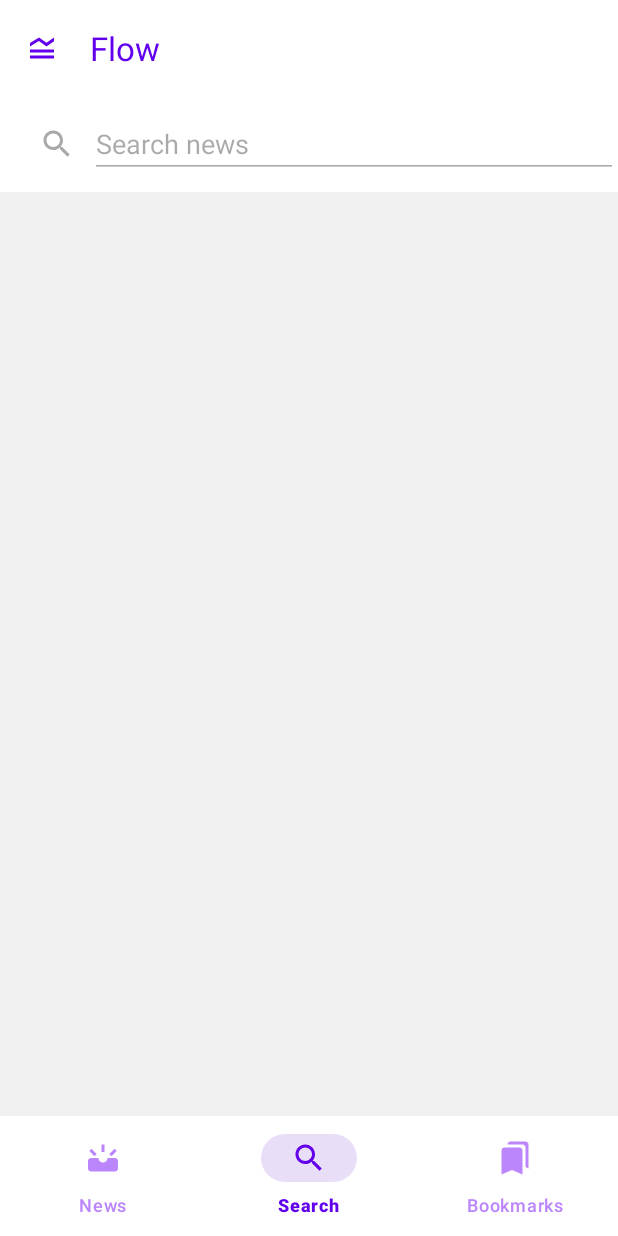
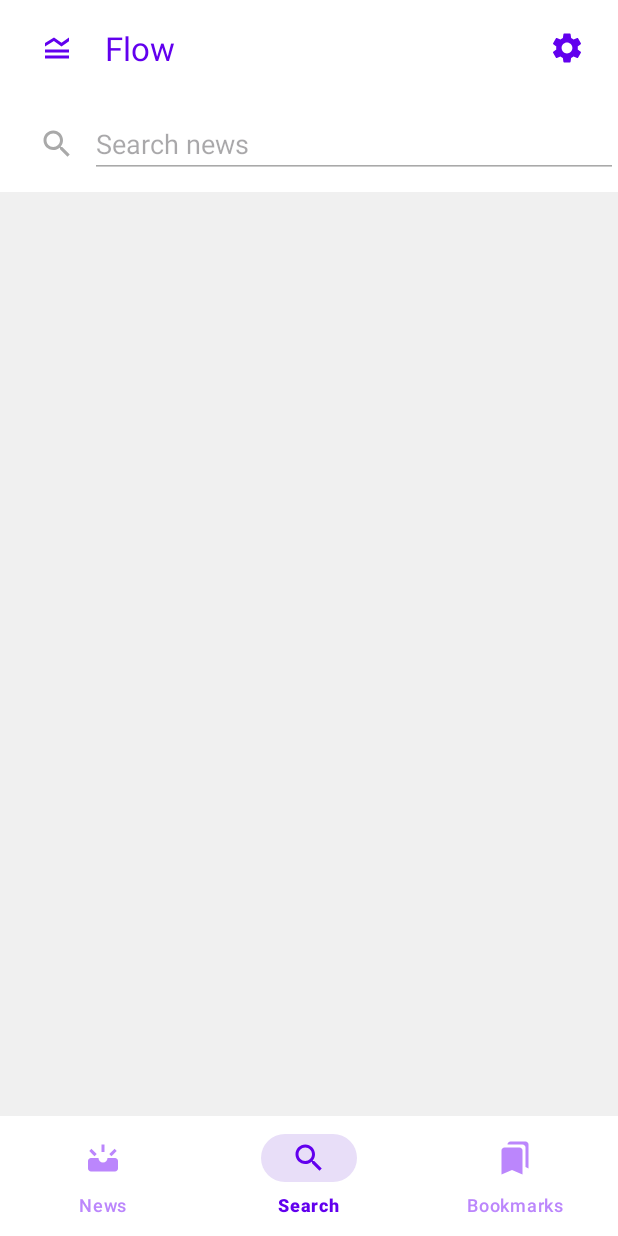
Before and after one commit to iamoscarliang/flow, an Android app: the screen it shows after launch (MainActivity), item 2 of the bottom bar chosen, on a phone screen of 412 x 824 dp. Run offline under Robolectric (Android 15) with nearby library versions, the phone set to English and light mode, and no system bars; our stand-ins replace Room's generated code, Shimmer, data binding, navigation-ui; pictures from the network do not load; 6 statements that could not run were skipped.

Commit message:
Add settings dialog and user repository

```diff
--- a/app/src/main/java/com/oscarliang/flow/MainActivity.kt
+++ b/app/src/main/java/com/oscarliang/flow/MainActivity.kt
@@ -3,29 +3,39 @@ package com.oscarliang.flow
 import android.os.Bundle
 import androidx.activity.enableEdgeToEdge
 import androidx.appcompat.app.AppCompatActivity
+import androidx.appcompat.app.AppCompatDelegate
 import androidx.core.view.ViewCompat
 import androidx.core.view.WindowCompat
 import androidx.core.view.WindowInsetsCompat
 import androidx.core.view.isVisible
 import androidx.core.view.updatePadding
+import androidx.navigation.NavController
 import androidx.navigation.fragment.NavHostFragment
 import androidx.navigation.ui.setupWithNavController
 import com.oscarliang.flow.databinding.ActivityMainBinding
+import com.oscarliang.flow.repository.DarkMode
+import org.koin.androidx.viewmodel.ext.android.viewModel
 
 class MainActivity : AppCompatActivity() {
 
     private lateinit var binding: ActivityMainBinding
+    private lateinit var navController: NavController
+
+    private val viewModel by viewModel<MainViewModel>()
 
     override fun onCreate(savedInstanceState: Bundle?) {
         enableEdgeToEdge()
         super.onCreate(savedInstanceState)
         binding = ActivityMainBinding.inflate(layoutInflater)
         setContentView(binding.root)
-        setupWindow()
-        setNavController()
+
+        initWindow()
+        initNavController()
+        initToolbar()
+        toggleDarkMode()
     }
 
-    private fun setupWindow() {
+    private fun initWindow() {
         WindowCompat.setDecorFitsSystemWindows(window, false)
         ViewCompat.setOnApplyWindowInsetsListener(binding.root) { _, insets ->
             val systemWindowInsets = insets.getInsets(
@@ -42,10 +52,10 @@ class MainActivity : AppCompatActivity() {
         }
     }
 
-    private fun setNavController() {
+    private fun initNavController() {
         val navHostFragment =
             supportFragmentManager.findFragmentById(R.id.nav_host_fragment) as NavHostFragment
-        val navController = navHostFragment.navController
+        this.navController = navHostFragment.navController
         binding.bottomNav?.setupWithNavController(navController)
         binding.navView?.setupWithNavController(navController)
         navController.addOnDestinationChangedListener { _, destination, _ ->
@@ -57,4 +67,27 @@ class MainActivity : AppCompatActivity() {
         }
     }
 
+    private fun initToolbar() {
+        binding.toolbar.inflateMenu(R.menu.menu_toolbar)
+        binding.toolbar.setOnMenuItemClickListener {
+            navController.navigate(R.id.action_to_settingsDialog)
+            true
+        }
+    }
+
+    private fun toggleDarkMode() {
+        viewModel.darkModeLiveData.observe(this) {
+            when (it!!) {
+                DarkMode.DEFAULT ->
+                    AppCompatDelegate.setDefaultNightMode(AppCompatDelegate.MODE_NIGHT_FOLLOW_SYSTEM)
+
+                DarkMode.LIGHT ->
+                    AppCompatDelegate.setDefaultNightMode(AppCompatDelegate.MODE_NIGHT_NO)
+
+                DarkMode.DARK ->
+                    AppCompatDelegate.setDefaultNightMode(AppCompatDelegate.MODE_NIGHT_YES)
+            }
+        }
+    }
+
 }
--- /dev/null
+++ b/app/src/main/java/com/oscarliang/flow/MainViewModel.kt
@@ -0,0 +1,12 @@
+package com.oscarliang.flow
+
+import androidx.lifecycle.ViewModel
+import com.oscarliang.flow.repository.UserRepository
+
+class MainViewModel(
+    private val repository: UserRepository
+) : ViewModel() {
+
+    val darkModeLiveData = repository.darkModeLiveData
+
+}
--- a/app/src/main/java/com/oscarliang/flow/di/AppModule.kt
+++ b/app/src/main/java/com/oscarliang/flow/di/AppModule.kt
@@ -1,14 +1,18 @@
 package com.oscarliang.flow.di
 
+import android.content.Context
 import androidx.room.Room
+import com.oscarliang.flow.MainViewModel
 import com.oscarliang.flow.api.NewsService
 import com.oscarliang.flow.db.NewsDatabase
 import com.oscarliang.flow.repository.CategoryRepository
 import com.oscarliang.flow.repository.NewsRepository
+import com.oscarliang.flow.repository.UserRepository
 import com.oscarliang.flow.ui.bookmarks.BookmarksViewModel
 import com.oscarliang.flow.ui.news.NewsViewModel
 import com.oscarliang.flow.ui.newsdetail.NewsDetailViewModel
 import com.oscarliang.flow.ui.search.SearchViewModel
+import com.oscarliang.flow.ui.settings.SettingsViewModel
 import com.oscarliang.flow.util.RateLimiter
 import org.koin.android.ext.koin.androidContext
 import org.koin.androidx.viewmodel.dsl.viewModel
@@ -44,6 +48,10 @@ val appModule = module {
     }
 
     single {
+        androidContext().getSharedPreferences("user_preferences", Context.MODE_PRIVATE)
+    }
+
+    single {
         RateLimiter<String>(10, TimeUnit.MINUTES)
     }
 
@@ -53,6 +61,10 @@ val appModule = module {
 
     single {
         CategoryRepository(get(), get())
+    }
+
+    single {
+        UserRepository(get())
     }
 
     viewModel {
@@ -71,4 +83,12 @@ val appModule = module {
         NewsDetailViewModel(get())
     }
 
+    viewModel {
+        SettingsViewModel(get())
+    }
+
+    viewModel {
+        MainViewModel(get())
+    }
+
 }
--- /dev/null
+++ b/app/src/main/java/com/oscarliang/flow/repository/UserRepository.kt
@@ -0,0 +1,37 @@
+package com.oscarliang.flow.repository
+
+import android.content.SharedPreferences
+import androidx.core.content.edit
+import androidx.lifecycle.LiveData
+import androidx.lifecycle.MutableLiveData
+
+private const val DARK_MODE_KEY = "dark_mode"
+
+class UserRepository(
+    private val sharedPreferences: SharedPreferences
+) {
+
+    private val _darkModeLiveData = MutableLiveData(darkMode)
+    val darkModeLiveData : LiveData<DarkMode>
+        get() = _darkModeLiveData
+
+    private val darkMode : DarkMode
+        get() {
+            val mode = sharedPreferences.getString(DARK_MODE_KEY, DarkMode.DEFAULT.name)
+            return DarkMode.valueOf(mode ?: DarkMode.DEFAULT.name)
+        }
+
+    fun updateDarkMode(darkMode: DarkMode) {
+        sharedPreferences.edit {
+            putString(DARK_MODE_KEY, darkMode.name)
+        }
+        _darkModeLiveData.value = darkMode
+    }
+
+}
+
+enum class DarkMode {
+    DEFAULT,
+    LIGHT,
+    DARK
+}
--- /dev/null
+++ b/app/src/main/res/drawable/ic_settings.xml
@@ -0,0 +1,9 @@
+<vector xmlns:android="http://schemas.android.com/apk/res/android"
+    android:width="24dp"
+    android:height="24dp"
+    android:viewportWidth="24"
+    android:viewportHeight="24">
+    <path
+        android:fillColor="@color/purple_500"
+        android:pathData="M19.14,12.94c0.04,-0.3 0.06,-0.61 0.06,-0.94c0,-0.32 -0.02,-0.64 -0.07,-0.94l2.03,-1.58c0.18,-0.14 0.23,-0.41 0.12,-0.61l-1.92,-3.32c-0.12,-0.22 -0.37,-0.29 -0.59,-0.22l-2.39,0.96c-0.5,-0.38 -1.03,-0.7 -1.62,-0.94L14.4,2.81c-0.04,-0.24 -0.24,-0.41 -0.48,-0.41h-3.84c-0.24,0 -0.43,0.17 -0.47,0.41L9.25,5.35C8.66,5.59 8.12,5.92 7.63,6.29L5.24,5.33c-0.22,-0.08 -0.47,0 -0.59,0.22L2.74,8.87C2.62,9.08 2.66,9.34 2.86,9.48l2.03,1.58C4.84,11.36 4.8,11.69 4.8,12s0.02,0.64 0.07,0.94l-2.03,1.58c-0.18,0.14 -0.23,0.41 -0.12,0.61l1.92,3.32c0.12,0.22 0.37,0.29 0.59,0.22l2.39,-0.96c0.5,0.38 1.03,0.7 1.62,0.94l0.36,2.54c0.05,0.24 0.24,0.41 0.48,0.41h3.84c0.24,0 0.44,-0.17 0.47,-0.41l0.36,-2.54c0.59,-0.24 1.13,-0.56 1.62,-0.94l2.39,0.96c0.22,0.08 0.47,0 0.59,-0.22l1.92,-3.32c0.12,-0.22 0.07,-0.47 -0.12,-0.61L19.14,12.94zM12,15.6c-1.98,0 -3.6,-1.62 -3.6,-3.6s1.62,-3.6 3.6,-3.6s3.6,1.62 3.6,3.6S13.98,15.6 12,15.6z" />
+</vector>
--- a/app/src/main/res/drawable/shape_round_rect.xml
+++ b/app/src/main/res/drawable/shape_round_rect.xml
@@ -11,8 +11,8 @@
         <shape android:shape="rectangle">
             <solid android:color="@color/app_fg" />
             <corners
-                android:topLeftRadius="@dimen/margin_large"
-                android:topRightRadius="@dimen/margin_large" />
+                android:topLeftRadius="30dp"
+                android:topRightRadius="30dp" />
         </shape>
     </item>
 
--- a/app/src/main/res/layout-land/activity_main.xml
+++ b/app/src/main/res/layout-land/activity_main.xml
@@ -22,6 +22,8 @@
                 android:id="@+id/toolbar"
                 android:layout_width="match_parent"
                 android:layout_height="?attr/actionBarSize"
+                android:paddingStart="@dimen/margin_medium"
+                android:paddingEnd="@dimen/margin_medium"
                 app:navigationIcon="@drawable/ic_flow"
                 app:title="@string/app_name"
                 app:titleTextColor="@color/purple_500" />
--- a/app/src/main/res/layout/activity_main.xml
+++ b/app/src/main/res/layout/activity_main.xml
@@ -22,6 +22,8 @@
                 android:id="@+id/toolbar"
                 android:layout_width="match_parent"
                 android:layout_height="?attr/actionBarSize"
+                android:paddingStart="@dimen/margin_medium"
+                android:paddingEnd="@dimen/margin_medium"
                 app:navigationIcon="@drawable/ic_flow"
                 app:title="@string/app_name"
                 app:titleTextColor="@color/purple_500" />
--- a/app/src/main/res/layout/fragment_news.xml
+++ b/app/src/main/res/layout/fragment_news.xml
@@ -57,6 +57,7 @@
                     android:id="@+id/collapsing_toolbar"
                     android:layout_width="match_parent"
                     android:layout_height="@dimen/layout_latest_news_bg_height"
+                    app:contentScrim="@color/app_bg"
                     app:layout_scrollFlags="scroll|exitUntilCollapsed">
 
                     <androidx.constraintlayout.widget.ConstraintLayout
--- /dev/null
+++ b/app/src/main/res/menu/menu_toolbar.xml
@@ -0,0 +1,11 @@
+<?xml version="1.0" encoding="utf-8"?>
+<menu xmlns:android="http://schemas.android.com/apk/res/android"
+    xmlns:app="http://schemas.android.com/apk/res-auto">
+
+    <item
+        android:id="@+id/action_settings"
+        android:icon="@drawable/ic_settings"
+        android:title=""
+        app:showAsAction="always" />
+
+</menu>
--- a/app/src/main/res/navigation/nav_graph.xml
+++ b/app/src/main/res/navigation/nav_graph.xml
@@ -35,6 +35,12 @@
 
     </fragment>
 
+    <dialog
+        android:id="@+id/settingsDialog"
+        android:name="com.oscarliang.flow.ui.settings.SettingsDialog"
+        android:label="SettingsDialog"
+        tools:layout="@layout/dialog_settings" />
+
     <action
         android:id="@+id/action_to_newsDetailFragment"
         app:destination="@id/newsDetailFragment"
@@ -43,4 +49,12 @@
         app:popEnterAnim="@anim/fade_in"
         app:popExitAnim="@anim/slide_out" />
 
+    <action
+        android:id="@+id/action_to_settingsDialog"
+        app:destination="@id/settingsDialog"
+        app:enterAnim="@anim/fade_in"
+        app:exitAnim="@anim/fade_out"
+        app:popEnterAnim="@anim/fade_in"
+        app:popExitAnim="@anim/fade_out" />
+
 </navigation>
--- a/app/src/main/res/values-night/colors.xml
+++ b/app/src/main/res/values-night/colors.xml
@@ -1,5 +1,6 @@
 <?xml version="1.0" encoding="utf-8"?>
 <resources>
+    <!-- Dark mode color -->
     <color name="app_bg">#FF000000</color>
     <color name="app_fg">#FF3A3B3C</color>
 </resources>
--- a/app/src/main/res/values/colors.xml
+++ b/app/src/main/res/values/colors.xml
@@ -1,7 +1,10 @@
 <?xml version="1.0" encoding="utf-8"?>
 <resources>
+    <!-- Basic color -->
     <color name="black">#FF000000</color>
     <color name="white">#FFFFFFFF</color>
+
+    <!-- Primary color -->
     <color name="purple_200">#FFBB86FC</color>
     <color name="purple_500">#FF6200EE</color>
     <color name="purple_700">#FF3700B3</color>
@@ -9,6 +12,7 @@
     <color name="gray_500">#FFA9A9A9</color>
     <color name="gray_700">#FF707070</color>
 
+    <!-- Dark mode color -->
     <color name="app_bg">#FFF0F0F0</color>
     <color name="app_fg">#FFFFFFFF</color>
 </resources>
```
Also changed, not shown: app/src/main/java/com/oscarliang/flow/ui/settings/SettingsDialog.kt (added, +65 -0 lines), app/src/main/java/com/oscarliang/flow/ui/settings/SettingsViewModel.kt (added, +17 -0 lines), app/src/main/res/drawable/shape_rect.xml (added, +7 -0 lines), app/src/main/res/layout/dialog_settings.xml (added, +134 -0 lines), app/src/main/res/values/strings.xml (+14 -2 lines).
